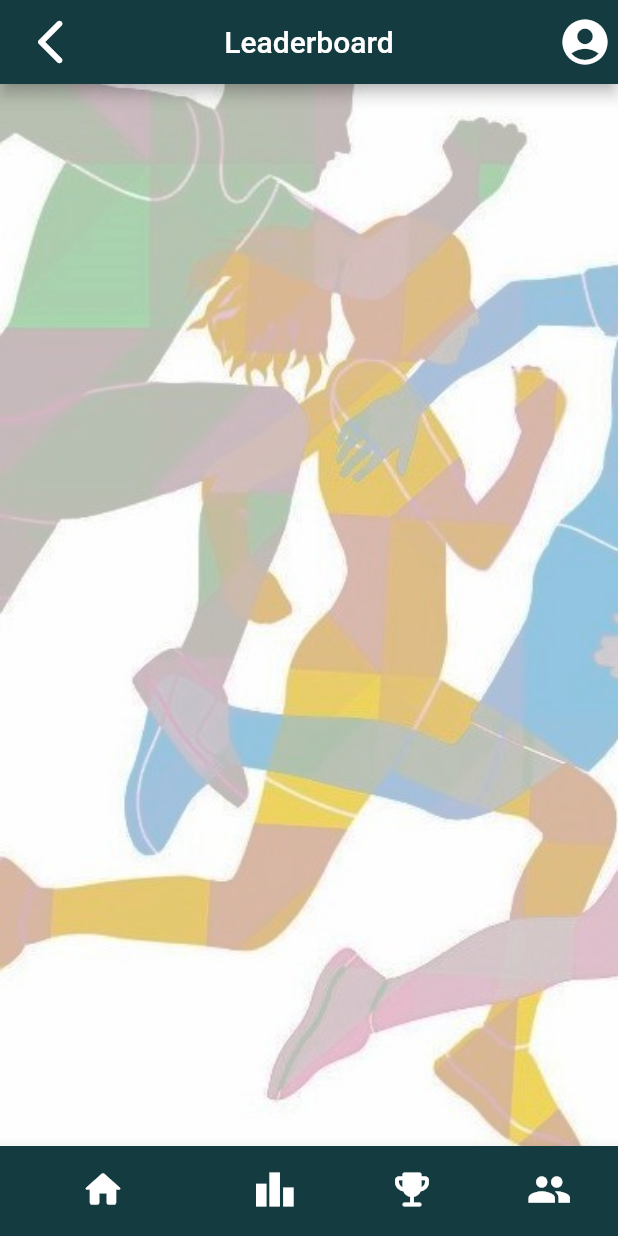
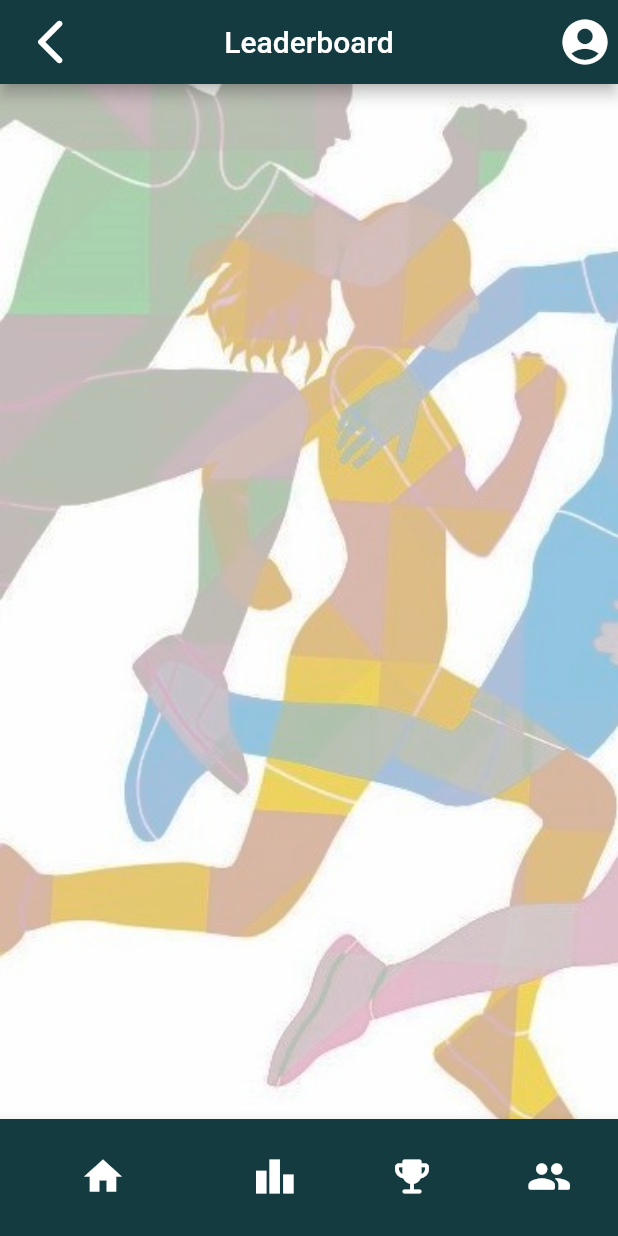
Before and after one commit to Aficionado45/athletics_app, a Flutter app: the screen it shows after launch, item 2 of the bottom bar chosen, on a phone screen of 412 x 824 dp. Run offline on Flutter 3.47's test engine with Material 2 defaults, Android fonts, the phone set to English and light mode, and no system bars.

Commit message:
ui screens

```diff
--- a/lib/screens/leaderboard.dart
+++ b/lib/screens/leaderboard.dart
@@ -44,62 +44,70 @@ class _LeaderboardState extends State<Leaderboard> {
               ),
             ],
           ),
-          bottomNavigationBar:
-          Theme(
-            data: Theme.of(context).copyWith(
-                canvasColor: Color.fromRGBO(255, 255, 255, 255),
-                primaryColor: Colors.red,
-                textTheme: Theme.of(context).textTheme.copyWith(
-                    caption: TextStyle(
-                        color: Colors
-                            .black))),
-            child: Container(
-              child: Padding(
-                padding: const EdgeInsets.fromLTRB(0,0,0,0),
-                child: BottomNavigationBar(
+          bottomNavigationBar: BottomNavigationBar(
             showSelectedLabels: false,
             showUnselectedLabels: false,
             currentIndex: 0,
             items: [
               BottomNavigationBarItem(
+                icon: Padding(
+                  padding: EdgeInsets.fromLTRB(0, 0, 0, 0),
+                  child: IconButton(
+                    onPressed: () {
+                      Navigator.pushNamed(context, 'homescreen');
+                    },
+                    icon: Icon(Icons.home),
+                    color: Colors.white,
+                    iconSize: 30,
 
-                      icon:
-                      Icon(Icons.home_rounded,
-                        size: 30,
+                  ),
                 ),
 
                 backgroundColor: Color(0xFF143B40),
                 // ignore: deprecated_member_use
-                      title:Text(''),
+                title: Text(''),
+              ),
+              BottomNavigationBarItem(
+                icon: IconButton(
+                  onPressed: () {
+                    Navigator.pushNamed(context, 'leaderboard');
+                  },
+                  icon: Icon(Icons.leaderboard),
+                  color: Colors.white,
+                  iconSize: 30,
 
                 ),
-                    BottomNavigationBarItem(
-                      icon: Icon(Icons.leaderboard,
-                        size: 30,
-                      ),
                 // ignore: deprecated_member_use
-                      title:Text(''),
+                title: Text(''),
               ),
               BottomNavigationBarItem(
-                      icon: Icon(Icons.emoji_events_rounded,
-                        size: 30,
+                icon: IconButton(
+                  onPressed: () {
+                    Navigator.pushNamed(context, 'achievement');
+                  },
+                  icon: Icon(Icons.emoji_events_rounded),
+                  color: Colors.white,
+                  iconSize: 30,
+
                 ),
 
                 // ignore: deprecated_member_use
-                      title:Text(''),
+                title: Text(''),
               ),
               BottomNavigationBarItem(
-                      icon: Icon(Icons.people,
-                        size: 30,
+                icon: IconButton(
+                  onPressed: () {
+                    Navigator.pushNamed(context, 'memberlist');
+                  },
+                  icon: Icon(Icons.group_rounded),
+                  color: Colors.white,
+                  iconSize: 30,
+
                 ),
                 // ignore: deprecated_member_use
-                      title:Text(''),
+                title: Text(''),
               ),
             ],
-                ),
-
-              ),
-            ),
           ),
           body: Container(
             decoration: BoxDecoration(
```
Also changed, not shown: lib/screens/achievements.dart (+40 -32 lines), lib/screens/records.dart (+40 -32 lines). Lines whose indentation alone changed are shown as unchanged.
